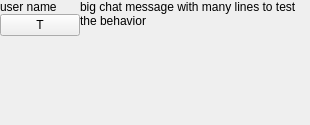
Before: the Qt Designer form src/Common/gui/ChatMessagePanel.ui in elieserdejesus/JamTaba, drawn with Qt 5.
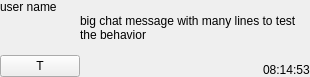
After: the same form once the commit is applied.

Commit message:
Changing chat messages layout
 - Changing chat messages layout to allow big user names. Now the user name is in top and the chat message is in bottom. Both user name and msg have more horizontal space now.

 - Adding a test just to run the message panel without start entire Jamtaba and run quick layout visual tests.

- Showing the chat message timestamp inside message box

The edit to the form file:
```diff
--- a/src/Common/gui/ChatMessagePanel.ui
+++ b/src/Common/gui/ChatMessagePanel.ui
@@ -7,7 +7,7 @@
     <x>0</x>
     <y>0</y>
     <width>310</width>
-    <height>125</height>
+    <height>77</height>
    </rect>
   </property>
   <property name="sizePolicy">
@@ -22,7 +22,7 @@
   <property name="autoFillBackground">
    <bool>false</bool>
   </property>
-  <layout class="QHBoxLayout" name="horizontalLayout">
+  <layout class="QVBoxLayout" name="verticalLayout">
    <property name="spacing">
     <number>0</number>
    </property>
@@ -41,34 +41,10 @@
    <property name="bottomMargin">
     <number>0</number>
    </property>
-   <item alignment="Qt::AlignTop">
-    <widget class="QWidget" name="widget" native="true">
-     <property name="sizePolicy">
-      <sizepolicy hsizetype="Fixed" vsizetype="Expanding">
-       <horstretch>0</horstretch>
-       <verstretch>2</verstretch>
-      </sizepolicy>
-     </property>
-     <layout class="QVBoxLayout" name="verticalLayout">
-      <property name="spacing">
-       <number>0</number>
-      </property>
-      <property name="leftMargin">
-       <number>0</number>
-      </property>
-      <property name="topMargin">
-       <number>0</number>
-      </property>
-      <property name="rightMargin">
-       <number>0</number>
-      </property>
-      <property name="bottomMargin">
-       <number>0</number>
-      </property>
       <item>
        <widget class="QLabel" name="labelUserName">
         <property name="sizePolicy">
-         <sizepolicy hsizetype="Fixed" vsizetype="Fixed">
+      <sizepolicy hsizetype="Preferred" vsizetype="Maximum">
           <horstretch>0</horstretch>
           <verstretch>0</verstretch>
          </sizepolicy>
@@ -90,10 +66,15 @@
         </property>
        </widget>
       </item>
+   <item>
+    <layout class="QHBoxLayout" name="horizontalLayout" stretch="0,0">
+     <property name="spacing">
+      <number>0</number>
+     </property>
       <item alignment="Qt::AlignRight|Qt::AlignBottom">
        <widget class="QPushButton" name="translateButton">
         <property name="sizePolicy">
-         <sizepolicy hsizetype="Maximum" vsizetype="Fixed">
+        <sizepolicy hsizetype="Preferred" vsizetype="Fixed">
           <horstretch>0</horstretch>
           <verstretch>0</verstretch>
          </sizepolicy>
@@ -109,15 +90,36 @@
         </property>
        </widget>
       </item>
-     </layout>
-    </widget>
-   </item>
+     <item>
+      <widget class="QWidget" name="messageContent" native="true">
+       <property name="sizePolicy">
+        <sizepolicy hsizetype="Preferred" vsizetype="Preferred">
+         <horstretch>1</horstretch>
+         <verstretch>1</verstretch>
+        </sizepolicy>
+       </property>
+       <layout class="QVBoxLayout" name="verticalLayout_2" stretch="1,0">
+        <property name="spacing">
+         <number>0</number>
+        </property>
+        <property name="leftMargin">
+         <number>0</number>
+        </property>
+        <property name="topMargin">
+         <number>0</number>
+        </property>
+        <property name="rightMargin">
+         <number>0</number>
+        </property>
+        <property name="bottomMargin">
+         <number>0</number>
+        </property>
    <item>
     <widget class="QLabel" name="labelMessage">
      <property name="sizePolicy">
       <sizepolicy hsizetype="Preferred" vsizetype="Preferred">
-       <horstretch>0</horstretch>
-       <verstretch>0</verstretch>
+            <horstretch>1</horstretch>
+            <verstretch>1</verstretch>
       </sizepolicy>
      </property>
      <property name="text">
@@ -142,6 +144,24 @@
       <set>Qt::LinksAccessibleByKeyboard|Qt::LinksAccessibleByMouse|Qt::TextBrowserInteraction|Qt::TextSelectableByKeyboard|Qt::TextSelectableByMouse</set>
      </property>
     </widget>
+        </item>
+        <item alignment="Qt::AlignRight">
+         <widget class="QLabel" name="labelTimeStamp">
+          <property name="sizePolicy">
+           <sizepolicy hsizetype="Maximum" vsizetype="Maximum">
+            <horstretch>0</horstretch>
+            <verstretch>0</verstretch>
+           </sizepolicy>
+          </property>
+          <property name="text">
+           <string notr="true">08:14:53</string>
+          </property>
+         </widget>
+        </item>
+       </layout>
+      </widget>
+     </item>
+    </layout>
    </item>
   </layout>
  </widget>
```
Lines whose indentation alone changed are shown as unchanged. The commit also changes 8 other files.
